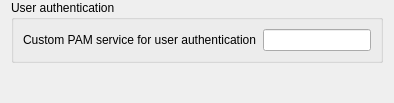
veyon/veyon, file plugins/platform/linux/LinuxPlatformConfigurationPage.ui: the form before one commit.
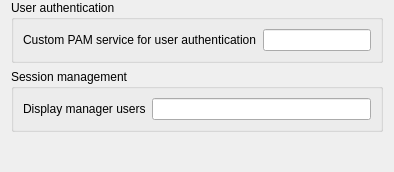
The form after the commit. Icons and pictures are not drawn.

Commit message: LinuxPlatformConfiguration: add displayManagerUsers

```diff
--- a/plugins/platform/linux/LinuxPlatformConfigurationPage.ui
+++ b/plugins/platform/linux/LinuxPlatformConfigurationPage.ui
@@ -39,6 +39,25 @@
      </layout>
     </widget>
    </item>
+   <item>
+    <widget class="QGroupBox" name="groupBox_2">
+     <property name="title">
+      <string>Session management</string>
+     </property>
+     <layout class="QGridLayout" name="gridLayout_2">
+      <item row="1" column="0">
+       <widget class="QLabel" name="label_4">
+        <property name="text">
+         <string>Display manager users</string>
+        </property>
+       </widget>
+      </item>
+      <item row="1" column="1">
+       <widget class="QLineEdit" name="displayManagerUsers"/>
+      </item>
+     </layout>
+    </widget>
+   </item>
    <item>
     <spacer name="verticalSpacer">
      <property name="orientation">
```
The commit also changes 1 other file.
